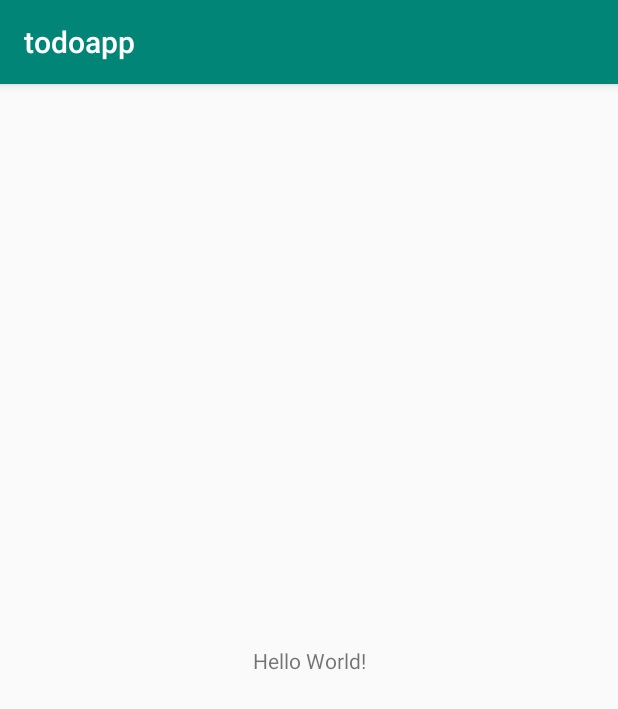
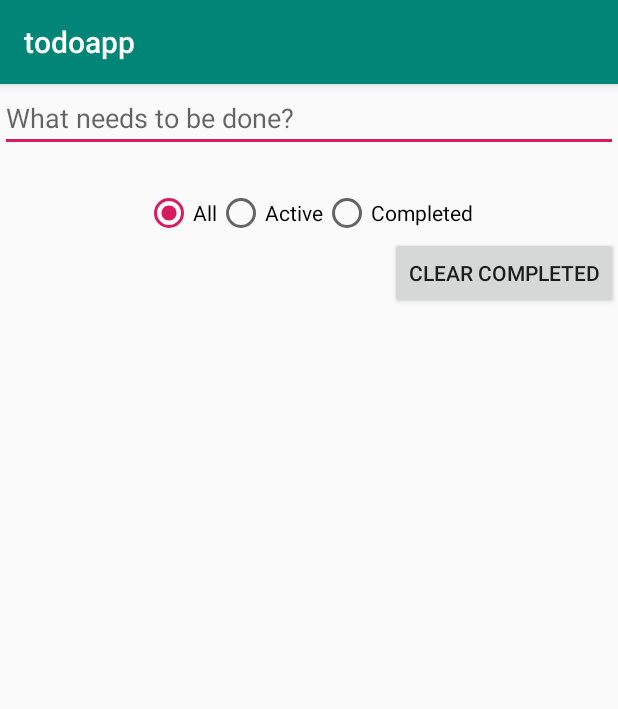
Before and after one commit to kazuhide256/todoapp, an Android app: the screen it shows after launch (MainActivity), on a phone screen of 412 x 824 dp. Shown: the top 709 px of the screen. Run offline under Robolectric (Android 15) with nearby library versions, the phone set to English and light mode, and no system bars.

Commit message:
add layout

```diff
--- a/app/src/main/res/layout/activity_main.xml
+++ b/app/src/main/res/layout/activity_main.xml
@@ -1,18 +1,70 @@
 <?xml version="1.0" encoding="utf-8"?>
-<androidx.constraintlayout.widget.ConstraintLayout xmlns:android="http://schemas.android.com/apk/res/android"
+<LinearLayout xmlns:android="http://schemas.android.com/apk/res/android"
     xmlns:app="http://schemas.android.com/apk/res-auto"
     xmlns:tools="http://schemas.android.com/tools"
     android:layout_width="match_parent"
     android:layout_height="match_parent"
+    android:orientation="vertical"
     tools:context=".MainActivity">
 
+    <EditText
+        android:id="@+id/text_item"
+        android:layout_width="match_parent"
+        android:layout_height="wrap_content"
+        android:autofillHints="@string/hist"
+        android:gravity="center_vertical"
+        android:hint="@string/hist"
+        android:inputType="text"
+        android:textSize="18sp" />
+
+    <ListView
+        android:id="@+id/list_item"
+        android:layout_width="match_parent"
+        android:layout_height="wrap_content" />
+
     <TextView
+        android:id="@+id/text_number_of_items"
+        android:layout_width="match_parent"
+        android:layout_height="wrap_content"
+        android:textSize="18sp" />
+
+    <RadioGroup
+        android:id="@+id/radio_group_filters"
+        android:layout_width="match_parent"
+        android:layout_height="wrap_content"
+        android:checkedButton="@id/filter_all"
+        android:orientation="horizontal"
+        android:gravity="center">
+
+        <RadioButton
+            android:id="@+id/filter_all"
+            android:layout_width="wrap_content"
+            android:layout_height="wrap_content"
+            android:text="@string/all"
+            android:textSize="14sp" />
+
+        <RadioButton
+            android:id="@+id/filter_active"
+            android:layout_width="wrap_content"
+            android:layout_height="wrap_content"
+            android:text="@string/active"
+            android:textSize="14sp" />
+
+        <RadioButton
+            android:id="@+id/filter_completed"
+            android:layout_width="wrap_content"
+            android:layout_height="wrap_content"
+            android:text="@string/completed"
+            android:textSize="14sp" />
+
+    </RadioGroup>
+
+    <Button
+        android:id="@+id/button_clear_completed"
         android:layout_width="wrap_content"
         android:layout_height="wrap_content"
-        android:text="Hello World!"
-        app:layout_constraintBottom_toBottomOf="parent"
-        app:layout_constraintLeft_toLeftOf="parent"
-        app:layout_constraintRight_toRightOf="parent"
-        app:layout_constraintTop_toTopOf="parent" />
+        android:text="@string/clear_completed"
+        android:layout_gravity="end"
+        android:textSize="14sp" />
 
-</androidx.constraintlayout.widget.ConstraintLayout>
+</LinearLayout>
--- a/app/src/main/res/values/strings.xml
+++ b/app/src/main/res/values/strings.xml
@@ -1,3 +1,11 @@
 <resources>
     <string name="app_name">todoapp</string>
+    <string name="hist">What needs to be done?</string>
+    <string name="add">Add</string>
+    <string name="all">All</string>
+    <string name="active">Active</string>
+    <string name="completed">Completed</string>
+    <string name="clear_completed">Clear completed</string>
+    <string name="number_of_items">%d items left</string>
+    <string name="delete">Delete</string>
 </resources>
```
Also changed, not shown: app/src/main/res/layout/item.xml (added, +32 -0 lines).
